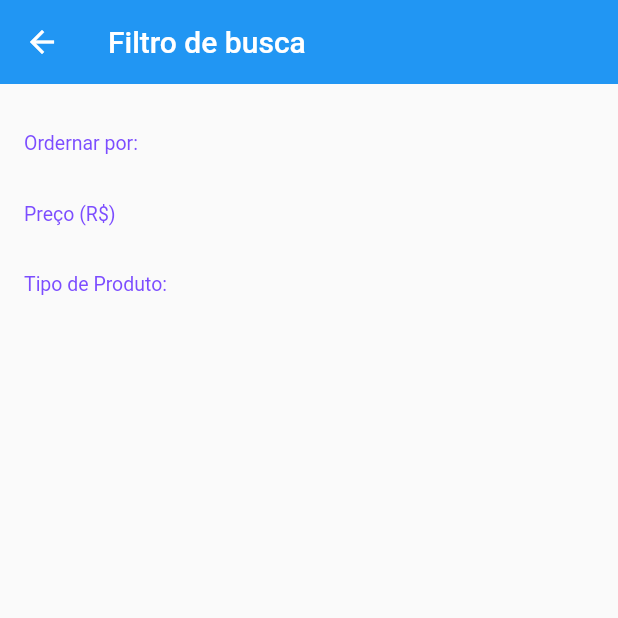
After one commit to david112019/P2, a Flutter app: the FilterScreen screen opened directly, on a phone screen of 412 x 824 dp, the top half of it. The commit adds this screen. Run offline on Flutter 3.47's test engine with Material 2 defaults, Android fonts, the phone set to English and light mode, and no system bars; our stand-ins replace rxdart; statements that could not run were skipped.

Commit message:
Ref #8 Tela de filtro

```diff
--- /dev/null
+++ b/lib/screens/filter/filter_screen.dart
@@ -0,0 +1,37 @@
+import 'package:flutter/material.dart';
+import 'package:xlo/screens/filter/widgets/section_title.dart';
+
+class FilterScreen extends StatefulWidget {
+  @override
+  _FilterScreenState createState() => _FilterScreenState();
+}
+
+class _FilterScreenState extends State<FilterScreen> {
+
+  final GlobalKey<FormState> _formKey = GlobalKey<FormState>();
+
+  @override
+  Widget build(BuildContext context) {
+    return Scaffold(
+      appBar: AppBar(
+        elevation: 0,
+        title: const Text("Filtro de busca"),
+      ),
+      body: Stack(
+        children: <Widget>[
+          Form(
+            key: _formKey,
+            child: ListView(
+              padding: const EdgeInsets.all(16),
+              children: <Widget>[
+                const SectionTitle(title: "Ordernar por:",),
+                const SectionTitle(title: "Preço (R\$)",),
+                const SectionTitle(title: "Tipo de Produto:",),
+              ],
+            ),
+          )
+        ],
+      ),
+    );
+  }
+}
--- /dev/null
+++ b/lib/screens/filter/widgets/section_title.dart
@@ -0,0 +1,22 @@
+import 'package:flutter/material.dart';
+
+class SectionTitle extends StatelessWidget {
+  const SectionTitle({this.title});
+
+  final String title;
+
+  @override
+  Widget build(BuildContext context) {
+    return Padding(
+      padding: const EdgeInsets.symmetric(vertical: 16),
+      child: Text(
+        title,
+        style: TextStyle(
+          color: Colors.deepPurpleAccent,
+          fontSize: 13,
+          fontWeight: FontWeight.w400,
+        ),
+      ),
+    );
+  }
+}
--- a/lib/screens/home/widgets/top_bar.dart
+++ b/lib/screens/home/widgets/top_bar.dart
@@ -1,4 +1,5 @@
 import 'package:flutter/material.dart';
+import 'package:xlo/screens/filter/filter_screen.dart';
 
 import 'bar_button.dart';
 
@@ -37,6 +38,11 @@ class TopBar extends StatelessWidget {
               color: Colors.white,
             ),
             onPressed: (){
+              Navigator.of(context).push(
+                MaterialPageRoute(
+                  builder: (context) => FilterScreen()
+                )
+              )
 
             },),
         ],
```
